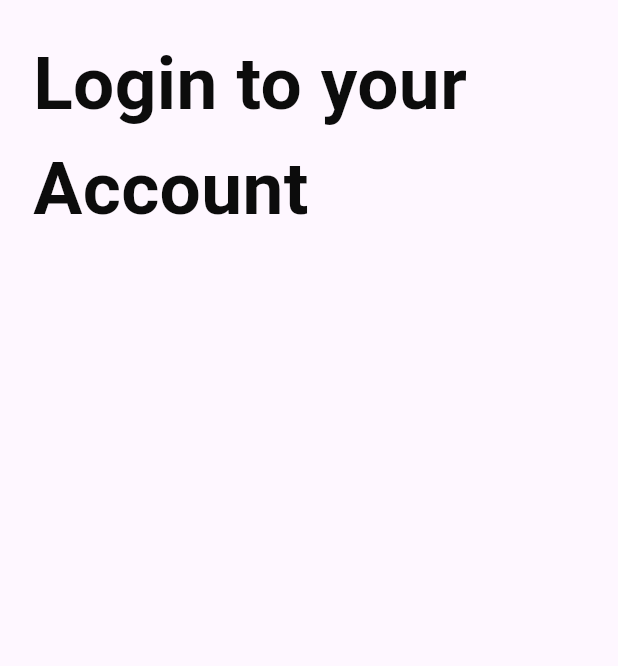
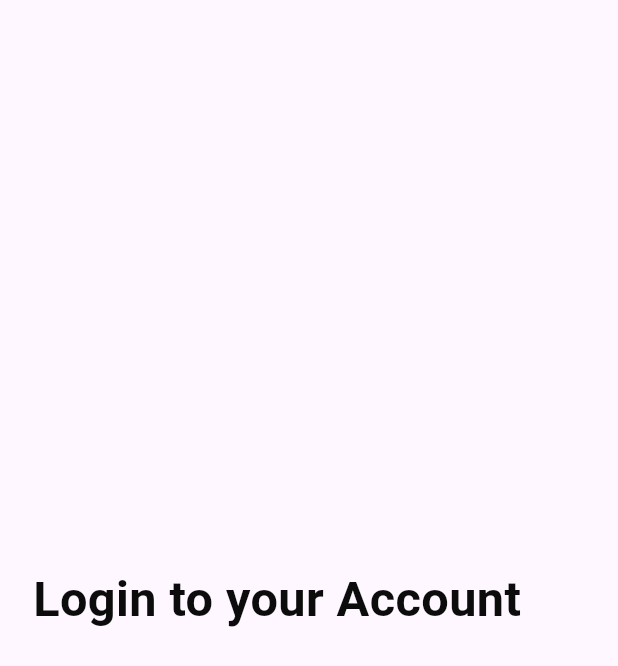
Before and after one commit to shakibalhasan-code/pothole, a Flutter app: the SignInScreen screen opened by its route, on a phone screen of 412 x 824 dp. Shown: the top 666 px of the screen. Run offline on Flutter 3.47's test engine with Material 3 defaults, Android fonts, the phone set to English and light mode, and no system bars; our stand-ins replace dots_indicator, flutter_screenutil, flutter_svg, get, google_fonts; generated files the repository leaves out were written again.

Commit message:
fixed some ui bugs

```diff
--- a/lib/core/constants/app_text_styles.dart
+++ b/lib/core/constants/app_text_styles.dart
@@ -4,7 +4,7 @@ import 'package:jourapothole/core/constants/app_colors.dart';
 
 class AppTextStyles {
   static TextStyle headerLarge = TextStyle(
-    fontSize: 48.sp,
+    fontSize: 32.sp,
     fontWeight: FontWeight.w700,
     color: AppColors.darkColor,
   );
--- a/lib/core/routes/app_pages.dart
+++ b/lib/core/routes/app_pages.dart
@@ -2,11 +2,11 @@ import 'package:get/get.dart';
 import 'package:jourapothole/features/auth/binding/auth_binding.dart';
 import 'package:jourapothole/features/auth/view/forget_password_screen.dart';
 import 'package:jourapothole/features/auth/view/new_password_screen.dart';
-import 'package:jourapothole/features/auth/view/on_boarding_screen.dart';
+import 'package:jourapothole/features/boarding/views/on_boarding_screen.dart';
 import 'package:jourapothole/features/auth/view/otp_screen.dart';
 import 'package:jourapothole/features/auth/view/sign_in_screen.dart';
 import 'package:jourapothole/features/auth/view/sign_up_screen.dart';
-import 'package:jourapothole/features/auth/view/splash_screen.dart';
+import 'package:jourapothole/features/boarding/views/splash_screen.dart';
 import 'package:jourapothole/features/home/bindings/home_binding.dart';
 import 'package:jourapothole/features/home/views/home_view.dart';
 
--- a/lib/core/wrappers/body_wrapper.dart
+++ b/lib/core/wrappers/body_wrapper.dart
@@ -1,3 +1,4 @@
+import 'package:flutter/material.dart';
 import 'package:flutter/widgets.dart';
 import 'package:flutter_screenutil/flutter_screenutil.dart';
 
@@ -8,9 +9,13 @@ class BodyWrapper extends StatelessWidget {
 
   @override
   Widget build(BuildContext context) {
-    return Padding(
-      padding: EdgeInsets.symmetric(horizontal: 20.w, vertical: 20.w),
-      child: child,
+    return Scaffold(
+      body: SafeArea(
+        child: Padding(
+          padding: EdgeInsets.symmetric(horizontal: 20.w, vertical: 20.w),
+          child: child,
+        ),
+      ),
     );
   }
 }
--- a/lib/features/auth/view/sign_in_screen.dart
+++ b/lib/features/auth/view/sign_in_screen.dart
@@ -1,5 +1,4 @@
 import 'package:flutter/material.dart';
-import 'package:flutter/widgets.dart';
 import 'package:flutter_screenutil/flutter_screenutil.dart';
 import 'package:get/get.dart';
 import 'package:jourapothole/core/constants/app_text_styles.dart';
@@ -13,18 +12,14 @@ class SignInScreen extends StatelessWidget {
 
   @override
   Widget build(BuildContext context) {
-    return Scaffold(
-      body: SafeArea(
-        child: BodyWrapper(
-          child: SingleChildScrollView(
-            child: Column(
-              children: [
-                Text("Login to your Account", style: AppTextStyles.headerLarge),
-                SizedBox(height: 24.h),
-              ],
-            ),
-          ),
-        ),
+    return BodyWrapper(
+      child: Column(
+        mainAxisAlignment: MainAxisAlignment.center,
+        crossAxisAlignment: CrossAxisAlignment.start,
+        children: [
+          Text("Login to your Account", style: AppTextStyles.headerLarge),
+          SizedBox(height: 24.h),
+        ],
       ),
     );
   }
```
Also changed, not shown: lib/features/boarding/views/on_boarding_screen.dart (renamed from lib/features/auth/view/on_boarding_screen.dart), lib/features/boarding/views/splash_screen.dart (renamed from lib/features/auth/view/splash_screen.dart).
